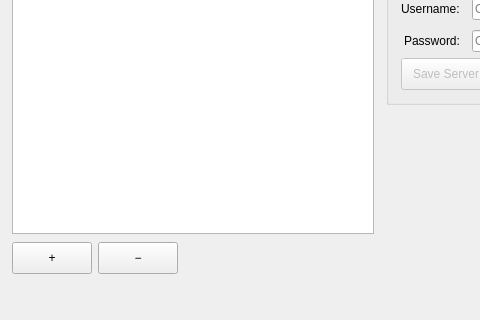
Before: the Qt Designer form serverconfig.ui in mveinot/transmission-control, drawn with Qt 5; both pictures show x 0 to 480 and y 110 to 430 of the 760 by 430 pixel window.
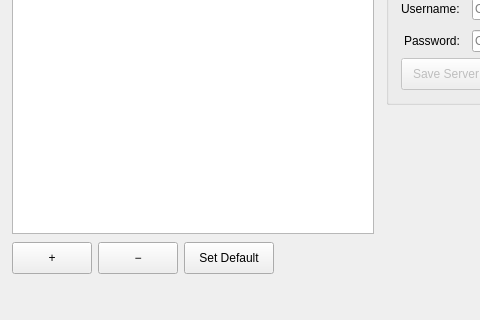
After: the same form once the commit is applied.

Commit message: Implement saving/editing saved servers

What changed in the file:
```diff
--- a/serverconfig.ui
+++ b/serverconfig.ui
@@ -121,6 +121,22 @@
             </property>
            </widget>
           </item>
+          <item>
+           <widget class="QPushButton" name="buttonSetDefaultServer">
+            <property name="minimumSize">
+             <size>
+              <width>90</width>
+              <height>32</height>
+             </size>
+            </property>
+            <property name="toolTip">
+             <string>Use selected server by default</string>
+            </property>
+            <property name="text">
+             <string>Set Default</string>
+            </property>
+           </widget>
+          </item>
           <item>
            <spacer name="horizontalSpacerLeftButtons">
             <property name="orientation">
```
The commit also changes 5 other files.
